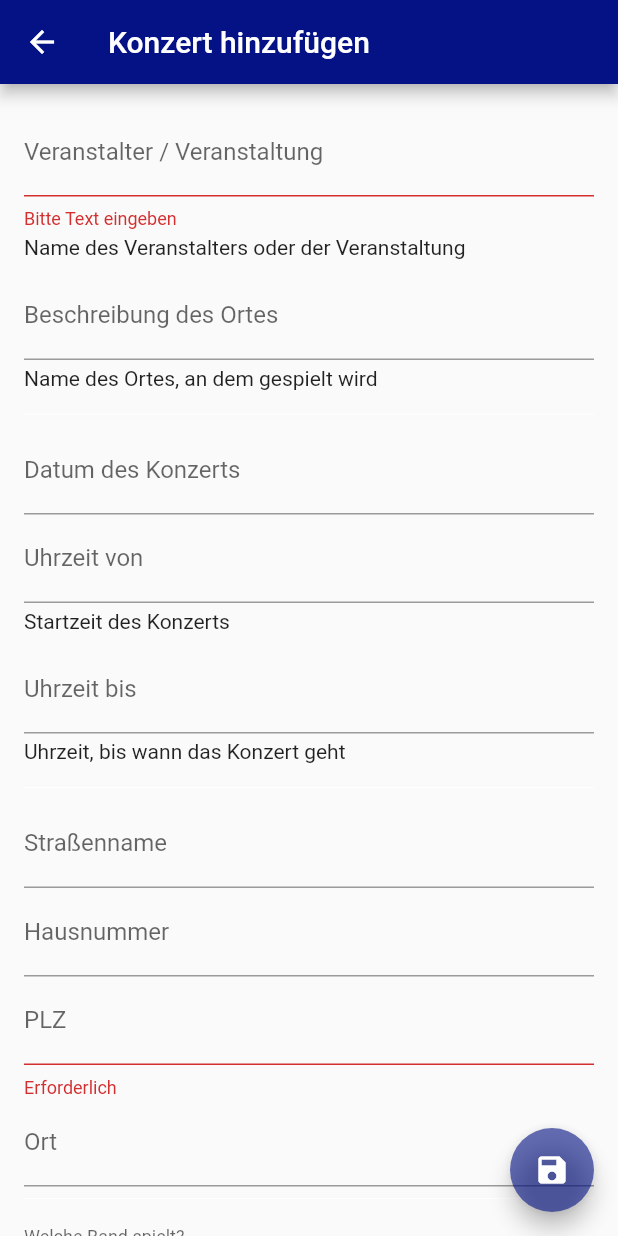
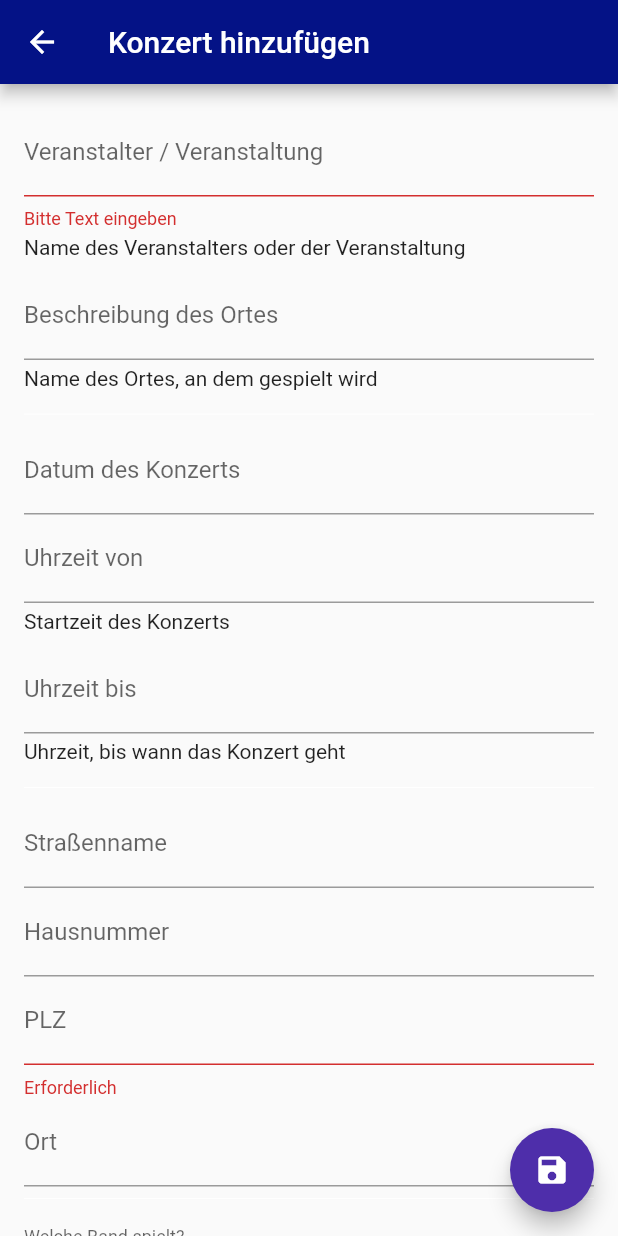
Before and after one commit to Mavv3006/Blue-Bird-Big-Band-Admin, a Flutter app: the AddingConcertPage screen opened by its route, after a tap on the "save" icon, on a phone screen of 412 x 824 dp. Run offline on Flutter 3.47's test engine with Material 2 defaults, Android fonts, the phone set to English and light mode, and no system bars.

Commit message:
changed color palette

```diff
--- a/lib/util/bbbb_colors.dart
+++ b/lib/util/bbbb_colors.dart
@@ -1,16 +1,17 @@
 import 'package:flutter/material.dart';
 
 class BBBBColors {
+  // color palette from https://materialpalettes.com/
   static const darkBlueColor = MaterialColor(0xFF041286, {
-    50: Color.fromRGBO(4, 18, 134, .1),
-    100: Color.fromRGBO(4, 18, 134, .2),
-    200: Color.fromRGBO(4, 18, 134, .3),
-    300: Color.fromRGBO(4, 18, 134, .4),
-    400: Color.fromRGBO(4, 18, 134, .5),
-    500: Color.fromRGBO(4, 18, 134, .6),
-    600: Color.fromRGBO(4, 18, 134, .7),
-    700: Color.fromRGBO(4, 18, 134, .8),
-    800: Color.fromRGBO(4, 18, 134, .9),
-    900: Color.fromRGBO(4, 18, 134, 1),
+    50: Color(0xffeae5f4),
+    100: Color(0xffcabfe4),
+    200: Color(0xffa795d3),
+    300: Color(0xff846bc3),
+    400: Color(0xff6a4cb6),
+    500: Color(0xff4e2eaa),
+    600: Color(0xff452aa4),
+    700: Color(0xff37229c),
+    800: Color(0xff281c94),
+    900: Color(0xff041186)
   });
 }
```
